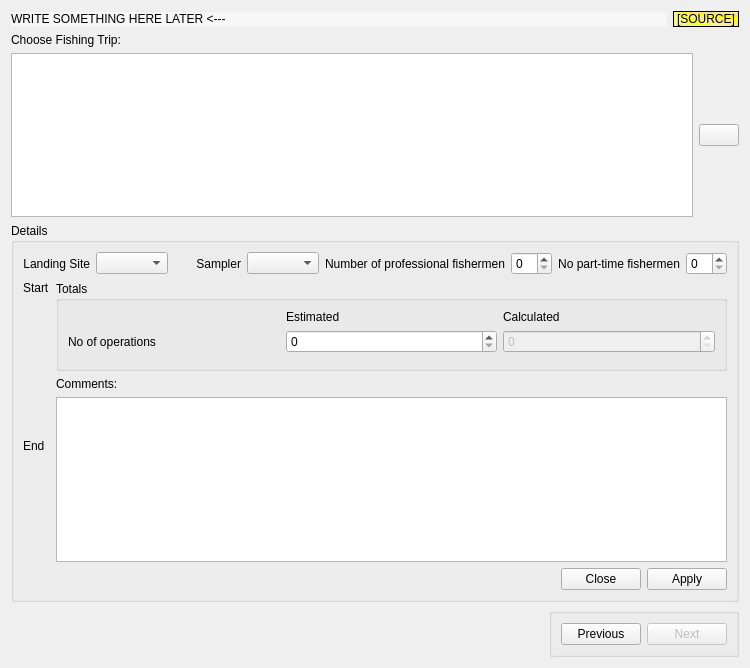
This is app_new/frmtrip.ui in doublebyte1/app_solution as Qt 5 draws it before an edit. The edited form follows.
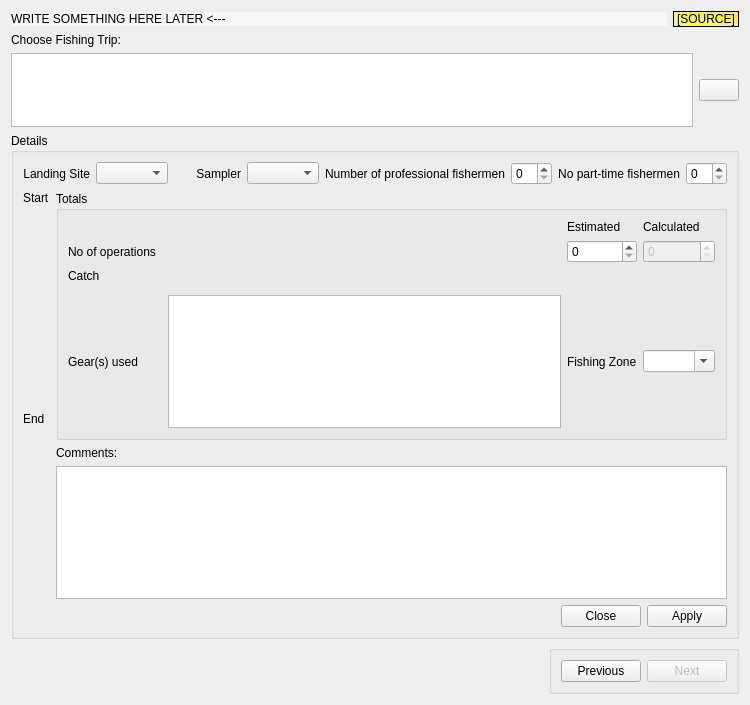
This is the edited form. Icons and pictures are not drawn. Custom widgets are drawn as their Qt base class.

Diff of the .ui file:
```diff
--- a/app_new/frmtrip.ui
+++ b/app_new/frmtrip.ui
@@ -7,7 +7,7 @@
     <x>0</x>
     <y>0</y>
     <width>750</width>
-    <height>668</height>
+    <height>705</height>
    </rect>
   </property>
   <property name="windowTitle">
@@ -309,28 +309,28 @@
              <string>Totals</string>
             </property>
             <layout class="QGridLayout" name="gridLayout_2">
-             <item row="0" column="1">
+             <item row="0" column="4">
               <widget class="QLabel" name="label">
                <property name="text">
                 <string>Estimated</string>
                </property>
               </widget>
              </item>
-             <item row="0" column="2">
+             <item row="0" column="5">
               <widget class="QLabel" name="label_3">
                <property name="text">
                 <string>Calculated</string>
                </property>
               </widget>
              </item>
-             <item row="1" column="0">
+             <item row="1" column="1">
               <widget class="QLabel" name="label_4">
                <property name="text">
                 <string>No of operations</string>
                </property>
               </widget>
              </item>
-             <item row="1" column="1">
+             <item row="1" column="4">
               <widget class="QSpinBox" name="spinNOE">
                <property name="toolTip">
                 <string>Number of fishing operations (estimated)</string>
@@ -343,7 +343,7 @@
                </property>
               </widget>
              </item>
-             <item row="1" column="2">
+             <item row="1" column="5">
               <widget class="QSpinBox" name="spinNOC">
                <property name="enabled">
                 <bool>false</bool>
@@ -359,9 +359,77 @@
                </property>
               </widget>
              </item>
-             <item row="2" column="0" colspan="3">
+             <item row="3" column="1" colspan="5">
               <widget class="CatchInputCtrl" name="catchInputCtrl"/>
              </item>
+             <item row="4" column="4">
+              <widget class="QLabel" name="label_5">
+               <property name="text">
+                <string>Fishing Zone</string>
+               </property>
+              </widget>
+             </item>
+             <item row="4" column="5">
+              <widget class="QComboBox" name="cmbFishingZone">
+               <property name="toolTip">
+                <string>Select the fishing zone of this fishing trip</string>
+               </property>
+               <property name="statusTip">
+                <string>Select the fishing zone of this fishing trip</string>
+               </property>
+               <property name="whatsThis">
+                <string>Select the fishing zone of this fishing trip</string>
+               </property>
+               <property name="editable">
+                <bool>true</bool>
+               </property>
+              </widget>
+             </item>
+             <item row="4" column="3">
+              <widget class="QListView" name="listGears">
+               <property name="toolTip">
+                <string>Select the gear(s) used during this fishing trip</string>
+               </property>
+               <property name="statusTip">
+                <string>Select the gear(s) used during this fishing trip</string>
+               </property>
+               <property name="whatsThis">
+                <string>Select the gear(s) used during this fishing trip</string>
+               </property>
+               <property name="editTriggers">
+                <set>QAbstractItemView::NoEditTriggers</set>
+               </property>
+               <property name="alternatingRowColors">
+                <bool>true</bool>
+               </property>
+               <property name="selectionMode">
+                <enum>QAbstractItemView::MultiSelection</enum>
+               </property>
+               <property name="selectionBehavior">
+                <enum>QAbstractItemView::SelectRows</enum>
+               </property>
+               <property name="resizeMode">
+                <enum>QListView::Adjust</enum>
+               </property>
+               <property name="wordWrap">
+                <bool>true</bool>
+               </property>
+              </widget>
+             </item>
+             <item row="4" column="1">
+              <widget class="QLabel" name="label_7">
+               <property name="text">
+                <string>Gear(s) used</string>
+               </property>
+              </widget>
+             </item>
+             <item row="2" column="1">
+              <widget class="QLabel" name="label_8">
+               <property name="text">
+                <string>Catch</string>
+               </property>
+              </widget>
+             </item>
             </layout>
            </widget>
           </item>
```
